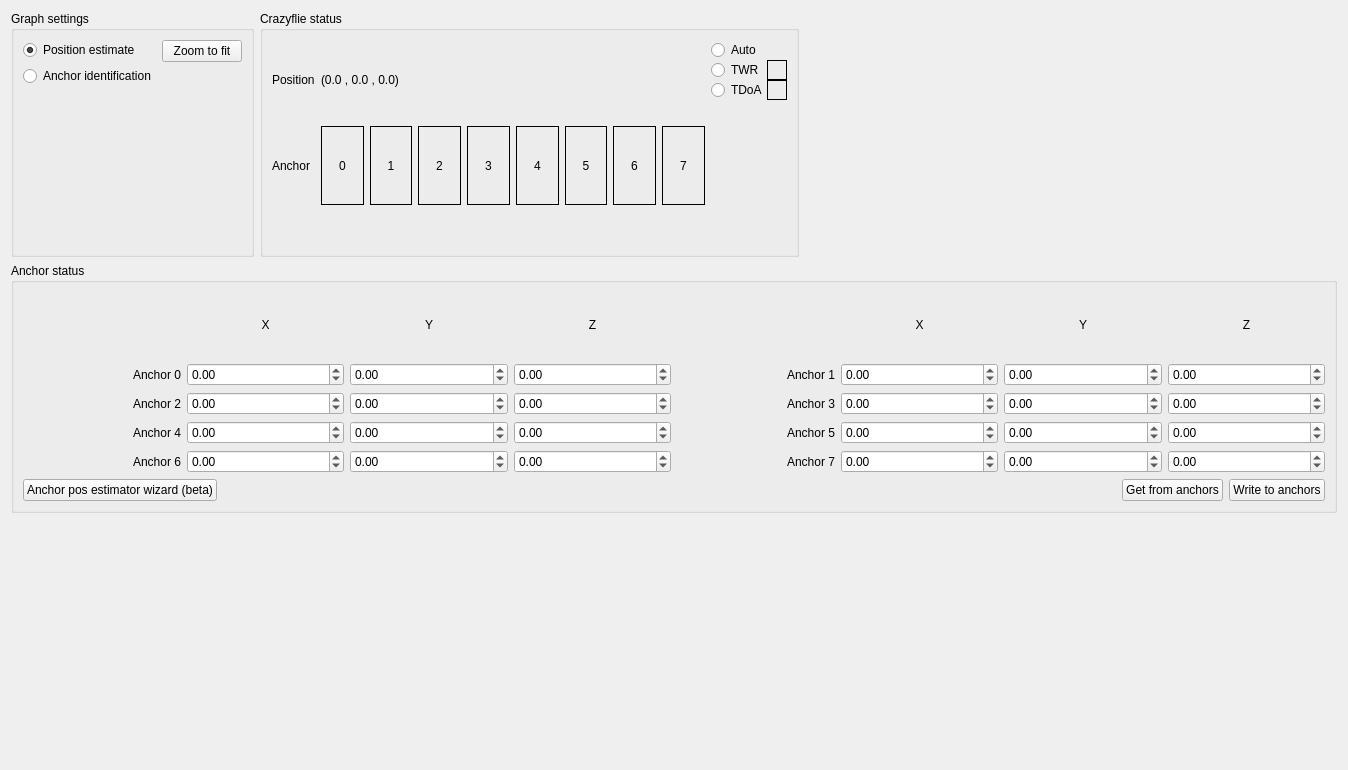
First picture: the form in src/cfclient/ui/tabs/locopositioning_tab.ui, repository bitcraze/crazyflie-clients-python, before the edit.
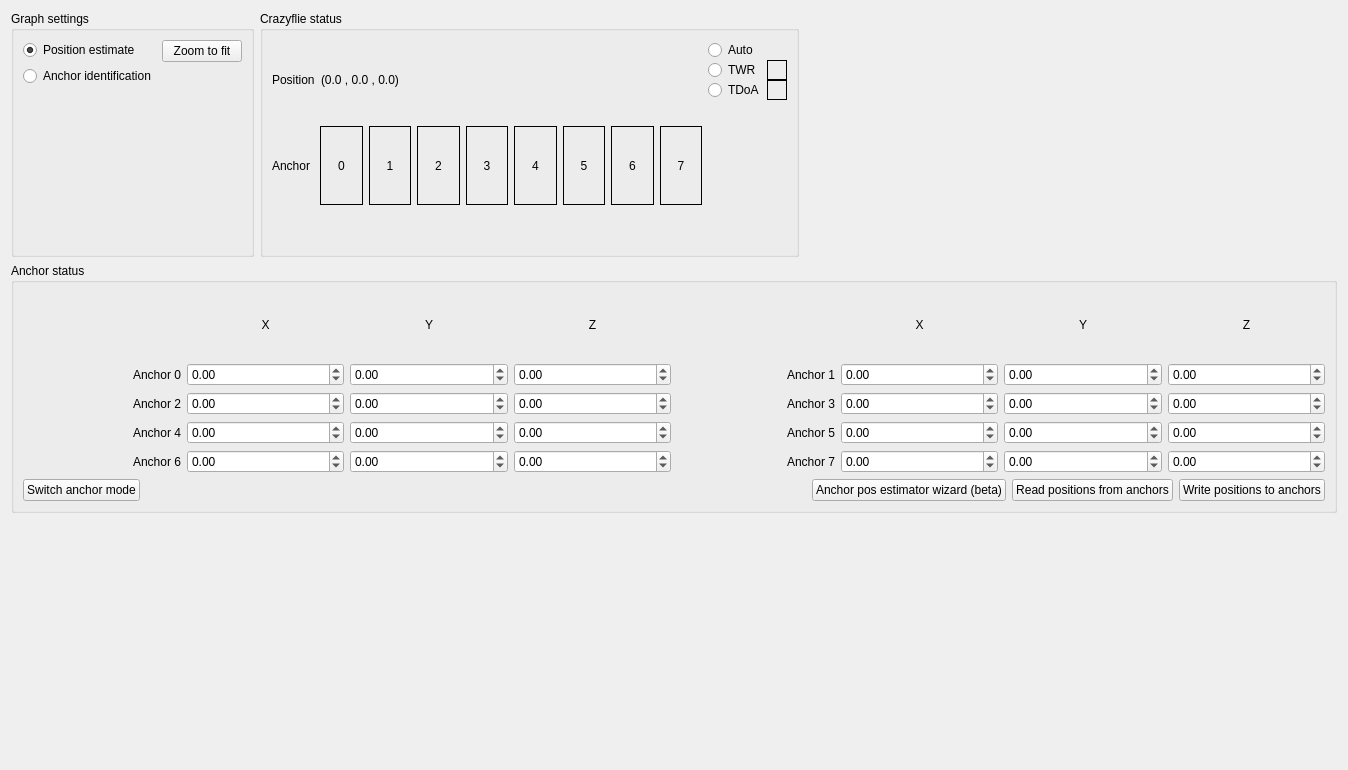
Second picture: the form after the edit.

Commit message: #320: Implement anchor mode switch in LPS tab

```diff
--- a/src/cfclient/ui/tabs/locopositioning_tab.ui
+++ b/src/cfclient/ui/tabs/locopositioning_tab.ui
@@ -341,7 +341,7 @@
                 <item>
                  <layout class="QHBoxLayout" name="horizontalLayout_4">
                   <property name="spacing">
-                   <number>-1</number>
+                   <number>6</number>
                   </property>
                   <item>
                    <widget class="QRadioButton" name="_mode_twr">
@@ -824,9 +824,9 @@
           <item>
            <layout class="QHBoxLayout" name="horizontalLayout_2">
             <item>
-             <widget class="QPushButton" name="_pos_estimate_button">
+             <widget class="QPushButton" name="_switch_mode_button">
               <property name="text">
-               <string>Anchor pos estimator wizard (beta)</string>
+               <string>Switch anchor mode</string>
               </property>
              </widget>
             </item>
@@ -843,20 +843,27 @@
               </property>
              </spacer>
             </item>
+            <item>
+             <widget class="QPushButton" name="_pos_estimate_button">
+              <property name="text">
+               <string>Anchor pos estimator wizard (beta)</string>
+              </property>
+             </widget>
+            </item>
             <item>
              <widget class="QPushButton" name="_read_pos_from_anhors_button">
               <property name="enabled">
                <bool>true</bool>
               </property>
               <property name="text">
-               <string>Get from anchors</string>
+               <string>Read positions from anchors</string>
               </property>
              </widget>
             </item>
             <item>
              <widget class="QPushButton" name="_write_pos_to_anhors_button">
               <property name="text">
-               <string>Write to anchors</string>
+               <string>Write positions to anchors</string>
               </property>
              </widget>
             </item>
```
The commit also changes 1 other file.
